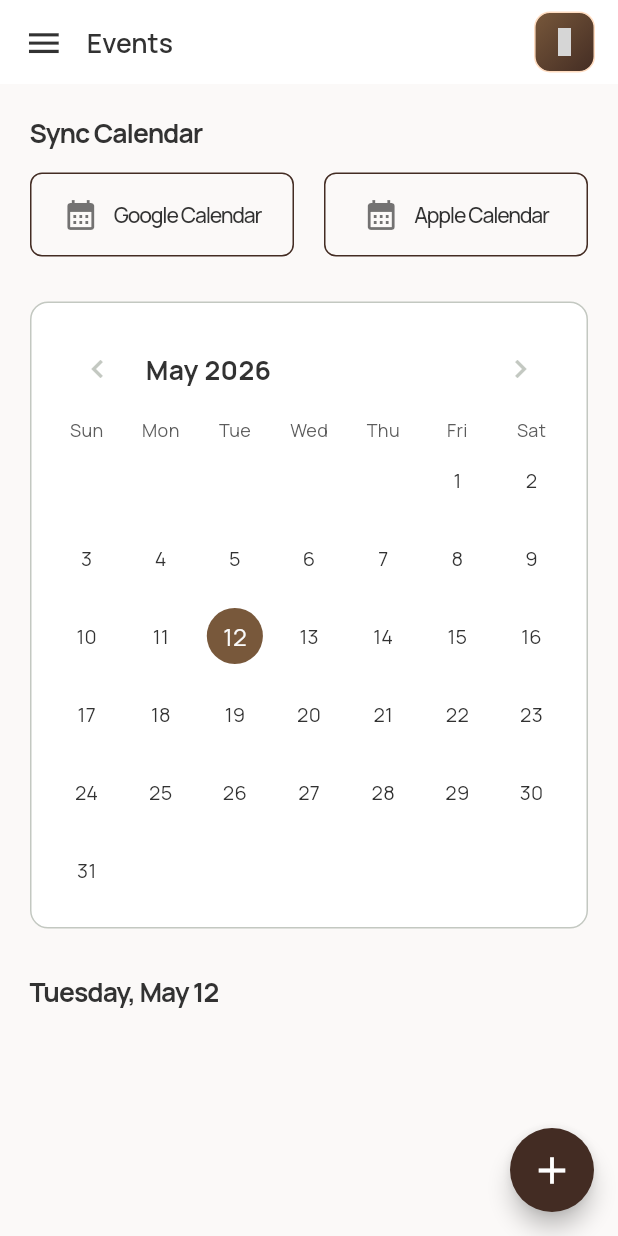
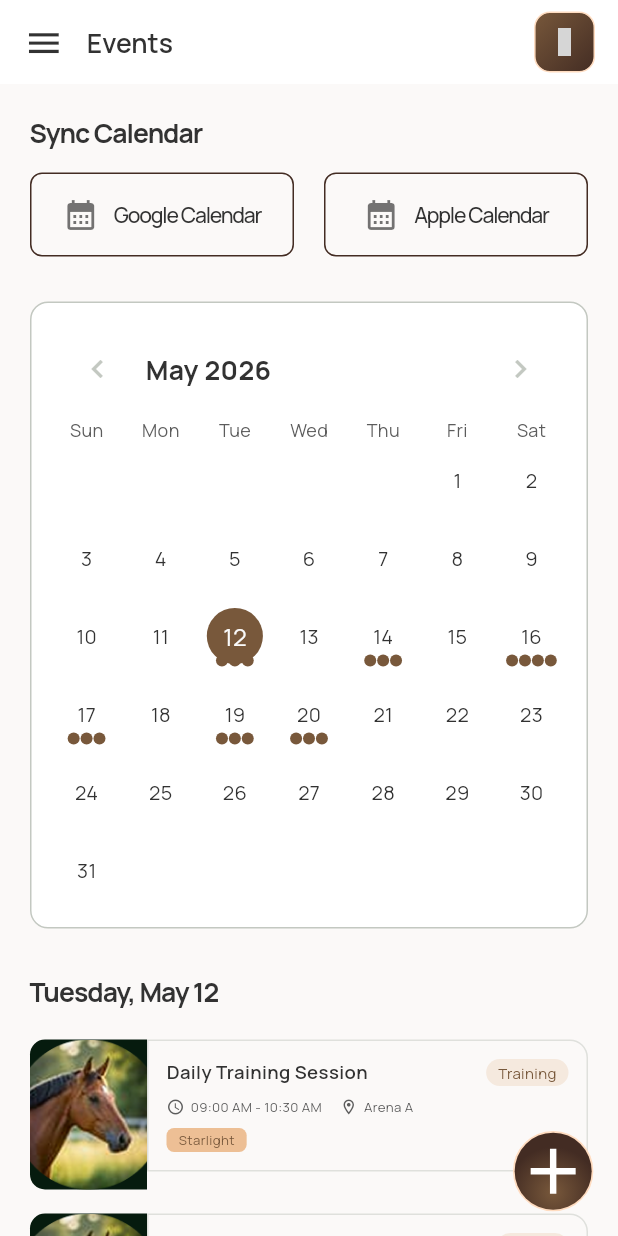
Before and after one commit to waleed-tafsol/stride_sync, a Flutter app: the EventPage screen opened directly, on a phone screen of 412 x 824 dp. Run offline on Flutter 3.47's test engine with Material 3 defaults, Android fonts, the phone set to English and light mode, and no system bars; drawn by our look-alikes of flutter_easyloading, table_calendar; our stand-ins replace dropdown_button2, flutter_screenutil, flutter_secure_storage, flutter_svg, get_it, google_fonts and 1 more; missing offline and left inert: tabler_icons_plus; accounts and stored records are empty; network calls fail; grey boxes are pictures that could not be loaded.

Commit message:
feat: Enhance Event page UI and expand mock data
- Populated `event_page.dart` with comprehensive mock event data across multiple dates.
- Updated the `Event` model and `_buildEventCard` to support and display specific horse images.
- Replaced the standard `FloatingActionButton` with a custom SVG-based design.
- Added new asset constants for the floating button and additional horse placeholder images.
- Introduced a new `brown` color constant and `brown10w400` text style for consistent UI styling.
- Refined calendar styling, including the decoration for the current day.

```diff
--- a/lib/constant/assets.dart
+++ b/lib/constant/assets.dart
@@ -1,6 +1,7 @@
 abstract final class SvgAssets {
   static const String _assets = 'assets/svg';
   static const String star = '$_assets/star.svg';
+  static const String floatingBtn = '$_assets/floating.svg';
   static const String flower = '$_assets/flower.svg';
   static const String footPrint = '$_assets/foot_print.svg';
 }
@@ -9,6 +10,9 @@ class DummyAssets {
   static const String _assets = 'assets/dummy';
   static const String profile = '$_assets/profile.png';
   static const String horse = '$_assets/horse.png';
+  static const String horse1 = '$_assets/horse1.png';
+  static const String horse2 = '$_assets/horse2.png';
+
   static const String horseProfile = '$_assets/horse_profile.png';
   static const String horseDetail = '$_assets/horse_detail.png';
 }
--- a/lib/ui/pages/event_page.dart
+++ b/lib/ui/pages/event_page.dart
@@ -1,5 +1,7 @@
 import 'package:flutter/material.dart';
 import 'package:flutter_screenutil/flutter_screenutil.dart';
+import 'package:flutter_svg/flutter_svg.dart';
+import 'package:stride_sync/constant/assets.dart';
 import 'package:table_calendar/table_calendar.dart';
 import 'package:intl/intl.dart';
 import 'package:tabler_icons_plus/tabler_icons_plus.dart';
@@ -20,15 +22,16 @@ class _EventPageState extends State<EventPage> {
   DateTime? _selectedDay;
 
   final Map<DateTime, List<Event>> _events = {
-    DateTime.utc(2026, 12, 5): [
+    DateTime.utc(2026, 05, 12): [
       Event(
         title: 'Daily Training Session',
         time: '09:00 AM - 10:30 AM',
         location: 'Arena A',
         horseName: 'Starlight',
         type: 'Training',
-        typeColor: AppColors.secondary,
+        typeColor: AppColors.lightBrown2,
         textColor: AppColors.secondary,
+        horseImg: DummyAssets.horse,
       ),
       Event(
         title: 'Veterinary Checkup',
@@ -36,8 +39,9 @@ class _EventPageState extends State<EventPage> {
         location: 'Main Stable',
         horseName: 'Midnight',
         type: 'Health',
-        typeColor: AppColors.secondary,
+        typeColor: AppColors.lightBrown2,
         textColor: AppColors.secondary,
+        horseImg: DummyAssets.horse1,
       ),
       Event(
         title: 'Farrier Appointment',
@@ -45,8 +49,179 @@ class _EventPageState extends State<EventPage> {
         location: 'Workshop',
         horseName: 'Golden Mane',
         type: 'Maintenance',
-        typeColor: AppColors.secondary,
+        typeColor: AppColors.lightBrown2,
         textColor: AppColors.secondary,
+        horseImg: DummyAssets.horse2,
+      ),
+    ],
+    DateTime.utc(2026, 05, 14): [
+      Event(
+        title: 'Daily Training Session',
+        time: '09:00 AM - 10:30 AM',
+        location: 'Arena A',
+        horseName: 'Starlight',
+        type: 'Training',
+        typeColor: AppColors.lightBrown2,
+        textColor: AppColors.secondary,
+        horseImg: DummyAssets.horse,
+      ),
+      Event(
+        title: 'Veterinary Checkup',
+        time: '02:00 PM - 03:00 PM',
+        location: 'Main Stable',
+        horseName: 'Midnight',
+        type: 'Health',
+        typeColor: AppColors.lightBrown2,
+        textColor: AppColors.secondary,
+        horseImg: DummyAssets.horse1,
+      ),
+      Event(
+        title: 'Farrier Appointment',
+        time: '04:30 PM',
+        location: 'Workshop',
+        horseName: 'Golden Mane',
+        type: 'Maintenance',
+        typeColor: AppColors.lightBrown2,
+        textColor: AppColors.secondary,
+        horseImg: DummyAssets.horse2,
+      ),
+    ],
+    DateTime.utc(2026, 05, 16): [
+      Event(
+        title: 'Daily Training Session',
+        time: '09:00 AM - 10:30 AM',
+        location: 'Arena A',
+        horseName: 'Starlight',
+        type: 'Training',
+        typeColor: AppColors.lightBrown2,
+        textColor: AppColors.secondary,
+        horseImg: DummyAssets.horse,
+      ),
+      Event(
+        title: 'Farrier Appointment',
+        time: '04:30 PM',
+        location: 'Workshop',
+        horseName: 'Golden Mane',
+        type: 'Maintenance',
+        typeColor: AppColors.lightBrown2,
+        textColor: AppColors.secondary,
+        horseImg: DummyAssets.horse2,
+      ),
+      Event(
+        title: 'Farrier Appointment',
+        time: '04:30 PM',
+        location: 'Workshop',
+        horseName: 'Golden Mane',
+        type: 'Maintenance',
+        typeColor: AppColors.lightBrown2,
+        textColor: AppColors.secondary,
+        horseImg: DummyAssets.horse2,
+      ),
+      Event(
+        title: 'Farrier Appointment',
+        time: '04:30 PM',
+        location: 'Workshop',
+        horseName: 'Golden Mane',
+        type: 'Maintenance',
+        typeColor: AppColors.lightBrown2,
+        textColor: AppColors.secondary,
+        horseImg: DummyAssets.horse2,
+      ),
+    ],
+    DateTime.utc(2026, 05, 17): [
+      Event(
+        title: 'Daily Training Session',
+        time: '09:00 AM - 10:30 AM',
+        location: 'Arena A',
+        horseName: 'Starlight',
+        type: 'Training',
+        typeColor: AppColors.lightBrown2,
+        textColor: AppColors.secondary,
+        horseImg: DummyAssets.horse,
+      ),
+      Event(
+        title: 'Veterinary Checkup',
+        time: '02:00 PM - 03:00 PM',
+        location: 'Main Stable',
+        horseName: 'Midnight',
+        type: 'Health',
+        typeColor: AppColors.lightBrown2,
+        textColor: AppColors.secondary,
+        horseImg: DummyAssets.horse1,
+      ),
+      Event(
+        title: 'Farrier Appointment',
+        time: '04:30 PM',
+        location: 'Workshop',
+        horseName: 'Golden Mane',
+        type: 'Maintenance',
+        typeColor: AppColors.lightBrown2,
+        textColor: AppColors.secondary,
+        horseImg: DummyAssets.horse2,
+      ),
+    ],
+    DateTime.utc(2026, 05, 19): [
+      Event(
+        title: 'Daily Training Session',
+        time: '09:00 AM - 10:30 AM',
+        location: 'Arena A',
+        horseName: 'Starlight',
+        type: 'Training',
+        typeColor: AppColors.lightBrown2,
+        textColor: AppColors.secondary,
+        horseImg: DummyAssets.horse,
+      ),
+      Event(
+        title: 'Veterinary Checkup',
+        time: '02:00 PM - 03:00 PM',
+        location: 'Main Stable',
+        horseName: 'Midnight',
+        type: 'Health',
+        typeColor: AppColors.lightBrown2,
+        textColor: AppColors.secondary,
+        horseImg: DummyAssets.horse1,
+      ),
+      Event(
+        title: 'Farrier Appointment',
+        time: '04:30 PM',
+        location: 'Workshop',
+        horseName: 'Golden Mane',
+        type: 'Maintenance',
+        typeColor: AppColors.lightBrown2,
+        textColor: AppColors.secondary,
+        horseImg: DummyAssets.horse2,
+      ),
+    ],
+    DateTime.utc(2026, 05, 20): [
+      Event(
+        title: 'Daily Training Session',
+        time: '09:00 AM - 10:30 AM',
+        location: 'Arena A',
+        horseName: 'Starlight',
+        type: 'Training',
+        typeColor: AppColors.lightBrown2,
+        textColor: AppColors.secondary,
+        horseImg: DummyAssets.horse,
+      ),
+      Event(
+        title: 'Veterinary Checkup',
+        time: '02:00 PM - 03:00 PM',
+        location: 'Main Stable',
+        horseName: 'Midnight',
+        type: 'Health',
+        typeColor: AppColors.lightBrown2,
+        textColor: AppColors.secondary,
+        horseImg: DummyAssets.horse1,
+      ),
+      Event(
+        title: 'Farrier Appointment',
+        time: '04:30 PM',
+        location: 'Workshop',
+        horseName: 'Golden Mane',
+        type: 'Maintenance',
+        typeColor: AppColors.lightBrown2,
+        textColor: AppColors.secondary,
+        horseImg: DummyAssets.horse2,
       ),
     ],
   };
@@ -118,8 +293,8 @@ class _EventPageState extends State<EventPage> {
                   },
                   eventLoader: _getEventsForDay,
                   calendarStyle: CalendarStyle(
-                    todayDecoration: const BoxDecoration(
-                      color: Color(0xFFFFF2E9),
+                    todayDecoration: BoxDecoration(
+                      color: AppColors.lightBrown2,
                       shape: BoxShape.circle,
                     ),
                     todayTextStyle: AppFonts.grey16w400,
@@ -162,14 +337,11 @@ class _EventPageState extends State<EventPage> {
           ),
         ),
       ),
-      floatingActionButton: FloatingActionButton(
-        onPressed: () {
-          Navigator.pushNamed(context, AddEventScreen.routeName);
-        },
-        backgroundColor: AppColors.textFeildBorder,
-        shape: const CircleBorder(),
-        child: const Icon(Icons.add, color: AppColors.white, size: 30),
-      ),
+      floatingActionButton: GestureDetector(
+          onTap: (){
+            Navigator.pushNamed(context, AddEventScreen.routeName);
+          },
+          child: SvgPicture.asset(SvgAssets.floatingBtn)),
     );
   }
 
@@ -224,8 +396,8 @@ class _EventPageState extends State<EventPage> {
                 topLeft: Radius.circular(10),
                 bottomLeft: Radius.circular(10),
               ),
-              child: Image.network(
-                'https://placehold.co/78x100',
+              child: Image.asset(
+               DummyAssets.horse,
                 fit: BoxFit.cover,
                 errorBuilder: (c, e, s) => const Center(child: Icon(Icons.event, color: AppColors.white)),
               ),
@@ -295,12 +467,12 @@ class _EventPageState extends State<EventPage> {
                   Container(
                     padding: const EdgeInsets.symmetric(horizontal: 8, vertical: 2),
                     decoration: BoxDecoration(
-                      color: AppColors.lightBrown,
+                      color: AppColors.brown,
                       borderRadius: BorderRadius.circular(5),
                     ),
                     child: Text(
                       event.horseName,
-                      style: AppFonts.brown14w400.copyWith(fontSize: 10),
+                      style: AppFonts.brown10w400,
                     ),
                   ),
                 ],
@@ -318,6 +490,7 @@ class Event {
   final String time;
   final String location;
   final String horseName;
+  final String horseImg;
   final String type;
   final Color typeColor;
   final Color textColor;
@@ -328,6 +501,7 @@ class Event {
     required this.location,
     required this.horseName,
     required this.type,
+    required this.horseImg,
     required this.typeColor,
     required this.textColor,
   });
--- a/lib/ui/resources/app_colors.dart
+++ b/lib/ui/resources/app_colors.dart
@@ -10,6 +10,7 @@ abstract final class AppColors {
   static const greycolor2 = Color(0xFF676767);
   static const borderColor = Color(0xFFC3C8C1);
   static const secondary = Color(0xFF78583B);
+  static const brown = Color(0xFFEDBF95);
   static const lightBrown1 = Color(0xFFE1B691);
   static const lightBrown2 = Color(0xFFF5E9DE);
   static const textFeildBorder = Color(0xFF432C23);
--- a/lib/ui/resources/app_fonts.dart
+++ b/lib/ui/resources/app_fonts.dart
@@ -130,6 +130,11 @@ abstract final class AppFonts {
     fontWeight: FontWeight.w400,
     color: AppColors.secondary,
   );
+  static final brown10w400 = _base.copyWith(
+    fontSize: 10.sp,
+    fontWeight: FontWeight.w400,
+    color: AppColors.secondary,
+  );
    static final brown10w500 = _base.copyWith(
     fontSize: 10.sp,
     fontWeight: FontWeight.w500,
```
Also changed, not shown: assets/svg/floating.svg (added).
